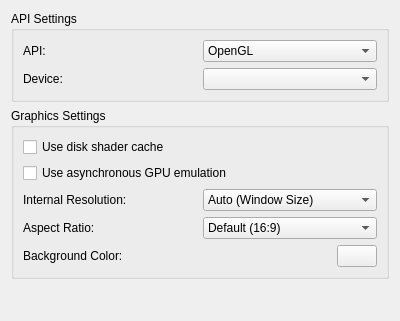
NastySpaghetti/yuzu, file src/yuzu/configuration/configure_graphics.ui: the form before one commit.
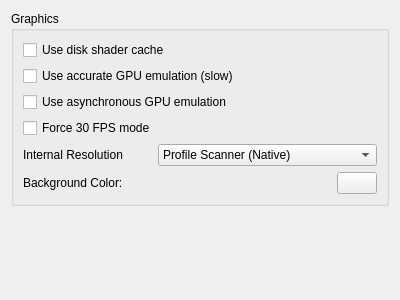
The form after the commit.

Commit message:
Revert "Merge branch 'master' into resolution-rescaling-4"
This reverts commit f4b612e98e1df4017c33741fc8d77d1290286eb8.

The edit to the form file:
```diff
--- a/src/yuzu/configuration/configure_graphics.ui
+++ b/src/yuzu/configuration/configure_graphics.ui
@@ -7,69 +7,21 @@
     <x>0</x>
     <y>0</y>
     <width>400</width>
-    <height>321</height>
+    <height>300</height>
    </rect>
   </property>
   <property name="windowTitle">
    <string>Form</string>
   </property>
-  <layout class="QVBoxLayout" name="verticalLayout_1">
+  <layout class="QVBoxLayout" name="verticalLayout">
    <item>
-    <layout class="QVBoxLayout" name="verticalLayout_2">
-     <item>
-      <widget class="QGroupBox" name="groupBox_2">
-       <property name="title">
-        <string>API Settings</string>
-       </property>
-       <layout class="QVBoxLayout" name="verticalLayout_3">
-        <item>
-         <layout class="QHBoxLayout" name="horizontalLayout_4">
-          <item>
-           <widget class="QLabel" name="label_2">
-            <property name="text">
-             <string>API:</string>
-            </property>
-           </widget>
-          </item>
-          <item>
-           <widget class="QComboBox" name="api">
-            <item>
-             <property name="text">
-              <string notr="true">OpenGL</string>
-             </property>
-            </item>
-            <item>
-             <property name="text">
-              <string notr="true">Vulkan</string>
-             </property>
-            </item>
-           </widget>
-          </item>
-         </layout>
-        </item>
-        <item>
-         <layout class="QHBoxLayout" name="horizontalLayout_5">
-          <item>
-           <widget class="QLabel" name="label_3">
-            <property name="text">
-             <string>Device:</string>
-            </property>
-           </widget>
-          </item>
-          <item>
-           <widget class="QComboBox" name="device"/>
-          </item>
-         </layout>
-        </item>
-       </layout>
-      </widget>
-     </item>
+    <layout class="QVBoxLayout" name="verticalLayout_3">
      <item>
       <widget class="QGroupBox" name="groupBox">
        <property name="title">
-        <string>Graphics Settings</string>
+        <string>Graphics</string>
        </property>
-       <layout class="QVBoxLayout" name="verticalLayout_4">
+       <layout class="QVBoxLayout" name="verticalLayout_2">
         <item>
          <widget class="QCheckBox" name="use_disk_shader_cache">
           <property name="text">
@@ -77,6 +29,13 @@
           </property>
          </widget>
         </item>
+        <item>
+         <widget class="QCheckBox" name="use_accurate_gpu_emulation">
+          <property name="text">
+           <string>Use accurate GPU emulation (slow)</string>
+          </property>
+         </widget>
+        </item>
         <item>
          <widget class="QCheckBox" name="use_asynchronous_gpu_emulation">
           <property name="text">
@@ -85,11 +44,18 @@
          </widget>
         </item>
         <item>
-         <layout class="QHBoxLayout" name="horizontalLayout_2">
+         <widget class="QCheckBox" name="force_30fps_mode">
+          <property name="text">
+           <string>Force 30 FPS mode</string>
+          </property>
+         </widget>
+        </item>
+        <item>
+         <layout class="QHBoxLayout" name="horizontalLayout">
           <item>
            <widget class="QLabel" name="label">
             <property name="text">
-             <string>Internal Resolution:</string>
+             <string>Internal Resolution</string>
             </property>
            </widget>
           </item>
@@ -97,27 +63,27 @@
            <widget class="QComboBox" name="resolution_factor_combobox">
             <item>
              <property name="text">
-              <string>Auto (Window Size)</string>
+              <string>Profile Scanner (Native)</string>
              </property>
             </item>
             <item>
              <property name="text">
-              <string>Native (1280x720)</string>
+              <string>Native (1280x720/1920x1080)</string>
              </property>
             </item>
             <item>
              <property name="text">
-              <string>2x Native (2560x1440)</string>
+              <string>2x Native (2560x1440/3840x2160)</string>
              </property>
             </item>
             <item>
              <property name="text">
-              <string>3x Native (3840x2160)</string>
+              <string>3x Native (3840x2160/5760x3240)</string>
              </property>
             </item>
             <item>
              <property name="text">
-              <string>4x Native (5120x2880)</string>
+              <string>4x Native (5120x2880/7680x4320)</string>
              </property>
             </item>
            </widget>
@@ -126,41 +92,6 @@
         </item>
         <item>
          <layout class="QHBoxLayout" name="horizontalLayout_6">
-          <item>
-           <widget class="QLabel" name="ar_label">
-            <property name="text">
-             <string>Aspect Ratio:</string>
-            </property>
-           </widget>
-          </item>
-          <item>
-           <widget class="QComboBox" name="aspect_ratio_combobox">
-            <item>
-             <property name="text">
-              <string>Default (16:9)</string>
-             </property>
-            </item>
-            <item>
-             <property name="text">
-              <string>Force 4:3</string>
-             </property>
-            </item>
-            <item>
-             <property name="text">
-              <string>Force 21:9</string>
-             </property>
-            </item>
-            <item>
-             <property name="text">
-              <string>Stretch to Window</string>
-             </property>
-            </item>
-           </widget>
-          </item>
-         </layout>
-        </item>
-        <item>
-         <layout class="QHBoxLayout" name="horizontalLayout_3">
           <item>
            <widget class="QLabel" name="bg_label">
             <property name="text">
```
The commit also changes 780 other files.
